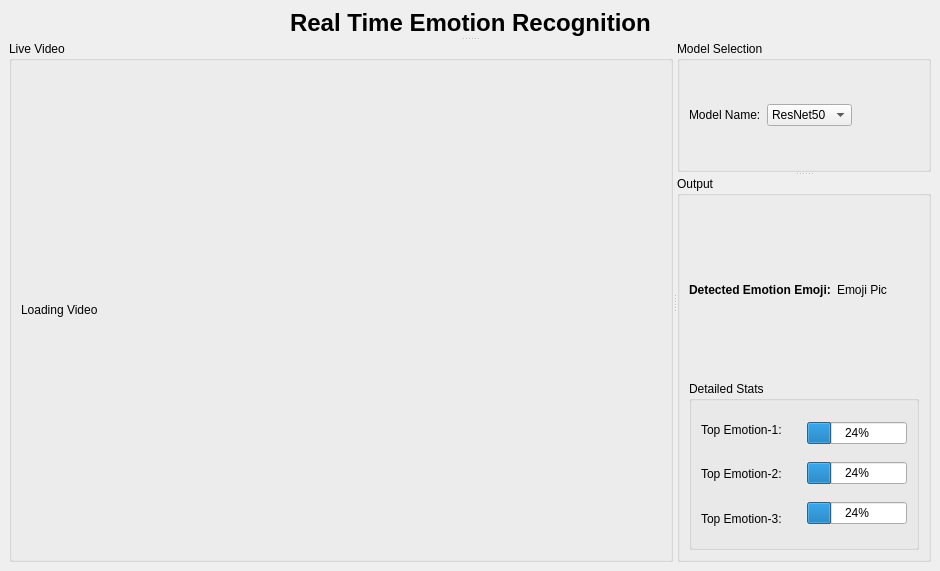
mehtajinesh/EmotionRealTimeRecognitor, file Forms/MainWindow.ui: the form before one commit.
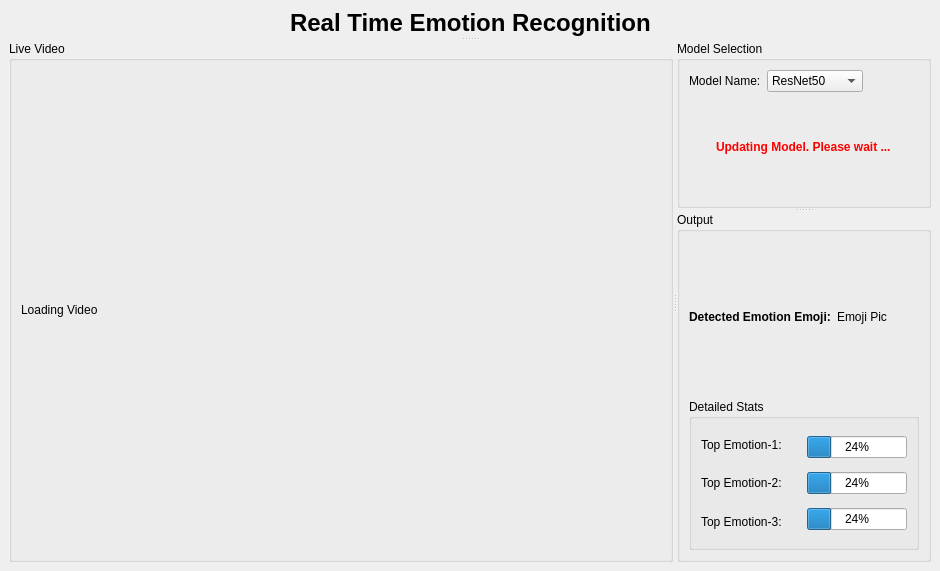
The form after the commit.

What changed in the file:
```diff
--- a/Forms/MainWindow.ui
+++ b/Forms/MainWindow.ui
@@ -105,7 +105,9 @@
          <property name="title">
           <string>Model Selection</string>
          </property>
-         <layout class="QHBoxLayout" name="horizontalLayout_3">
+         <layout class="QVBoxLayout" name="verticalLayout_6">
+          <item>
+           <layout class="QHBoxLayout" name="horizontalLayout_2">
           <item>
            <widget class="QLabel" name="labelModelSelection">
             <property name="text">
@@ -120,6 +122,16 @@
               <string>ResNet50</string>
              </property>
             </item>
+              <item>
+               <property name="text">
+                <string>Inception-v2</string>
+               </property>
+              </item>
+              <item>
+               <property name="text">
+                <string>Inception-v3</string>
+               </property>
+              </item>
            </widget>
           </item>
           <item>
@@ -134,6 +146,53 @@
              </size>
             </property>
            </spacer>
+            </item>
+           </layout>
+          </item>
+          <item>
+           <layout class="QHBoxLayout" name="horizontalLayout_3">
+            <item>
+             <spacer name="horizontalSpacer">
+              <property name="orientation">
+               <enum>Qt::Horizontal</enum>
+              </property>
+              <property name="sizeHint" stdset="0">
+               <size>
+                <width>40</width>
+                <height>20</height>
+               </size>
+              </property>
+             </spacer>
+            </item>
+            <item>
+             <widget class="QLabel" name="labelUpdatingModel">
+              <property name="font">
+               <font>
+                <bold>true</bold>
+               </font>
+              </property>
+              <property name="styleSheet">
+               <string notr="true">color:red</string>
+              </property>
+              <property name="text">
+               <string>Updating Model. Please wait ...</string>
+              </property>
+             </widget>
+            </item>
+            <item>
+             <spacer name="horizontalSpacer_2">
+              <property name="orientation">
+               <enum>Qt::Horizontal</enum>
+              </property>
+              <property name="sizeHint" stdset="0">
+               <size>
+                <width>40</width>
+                <height>20</height>
+               </size>
+              </property>
+             </spacer>
+            </item>
+           </layout>
           </item>
          </layout>
         </widget>
```
Lines whose indentation alone changed are shown as unchanged.
